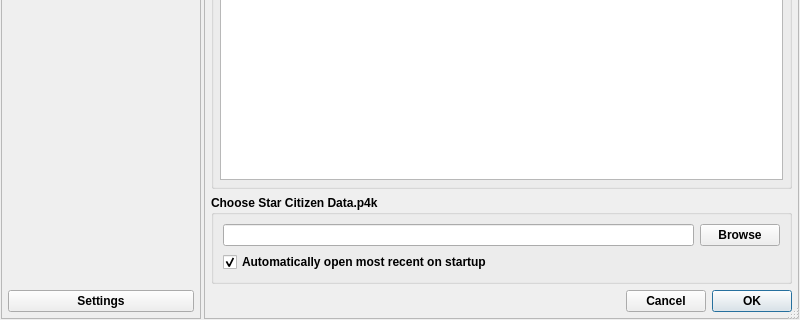
Above: starfab/resources/ui/RunDialog.ui from summerkirakira/StarFabNeo before the change; both pictures show x 0 to 800 and y 280 to 600 of the 800 by 600 pixel window. Below: the same form after it.
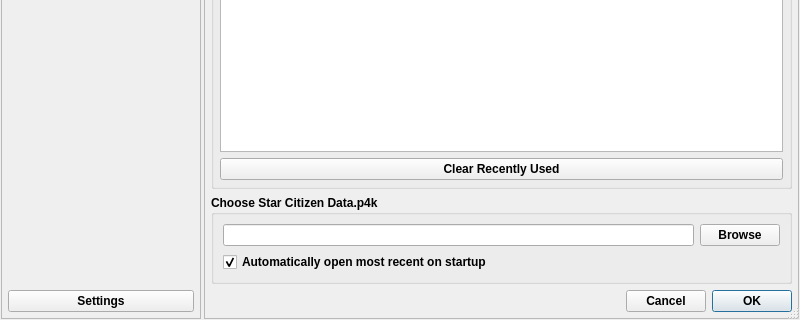
That is the form after the change. Icons and pictures are not drawn.

Commit message: Add License, update run, about, and license dialogs

The edit to the form file:
```diff
--- a/starfab/resources/ui/RunDialog.ui
+++ b/starfab/resources/ui/RunDialog.ui
@@ -343,6 +343,19 @@
 	border: 1px solid gray;
 } </string>
            </property>
+           <property name="viewMode">
+            <enum>QListView::ViewMode::ListMode</enum>
+           </property>
+          </widget>
+         </item>
+         <item>
+          <widget class="QPushButton" name="pushButton_clear_recent">
+           <property name="toolTip">
+            <string>Clears recent list of entries</string>
+           </property>
+           <property name="text">
+            <string>Clear Recently Used</string>
+           </property>
           </widget>
          </item>
         </layout>
```
Left out of the diff: 30 changed lines with no effect on the pictures. The commit also changes 5 other files.
